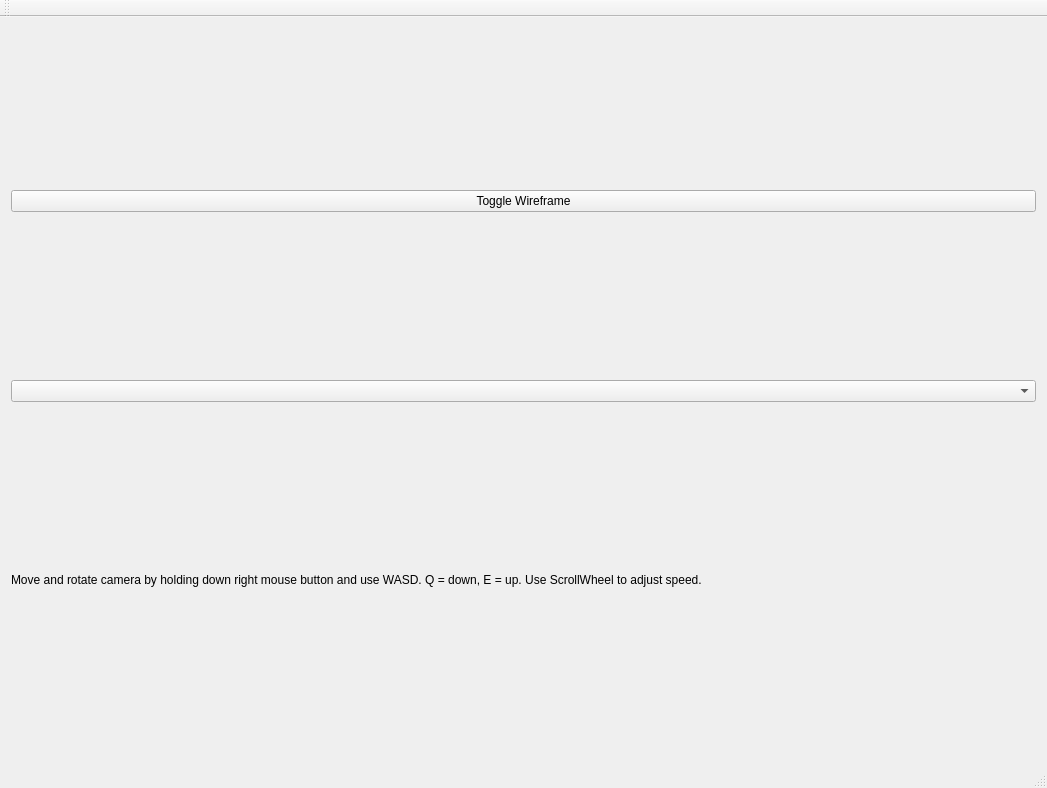
Before: the Qt Designer form mainwindow.ui in FredrikEik/Game_Engine_Architecture, drawn with Qt 5.
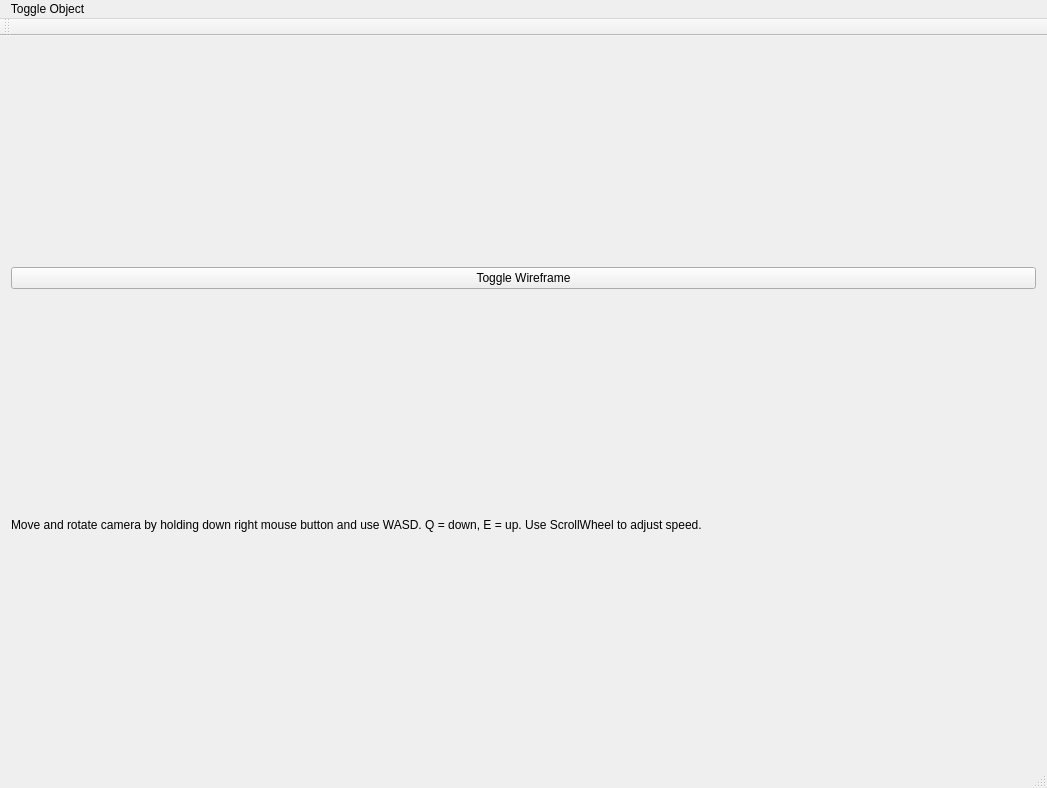
After: the same form once the commit is applied.

What changed in the file:
```diff
--- a/mainwindow.ui
+++ b/mainwindow.ui
@@ -25,9 +25,6 @@
       </property>
      </widget>
     </item>
-    <item>
-     <widget class="QComboBox" name="comboBox"/>
-    </item>
     <item>
      <widget class="QLabel" name="label">
       <property name="sizePolicy">
@@ -61,6 +58,16 @@
      <height>20</height>
     </rect>
    </property>
+   <widget class="QMenu" name="menuAdd_Object">
+    <property name="title">
+     <string>Toggle Object</string>
+    </property>
+    <addaction name="actionAdd_Triangle"/>
+    <addaction name="actionAdd_Circle"/>
+    <addaction name="actionAdd_Square"/>
+    <addaction name="actionAdd_Monkey"/>
+   </widget>
+   <addaction name="menuAdd_Object"/>
   </widget>
   <widget class="QToolBar" name="mainToolBar">
    <attribute name="toolBarArea">
```
Left out of the diff: 32 changed lines with no effect on the pictures.
